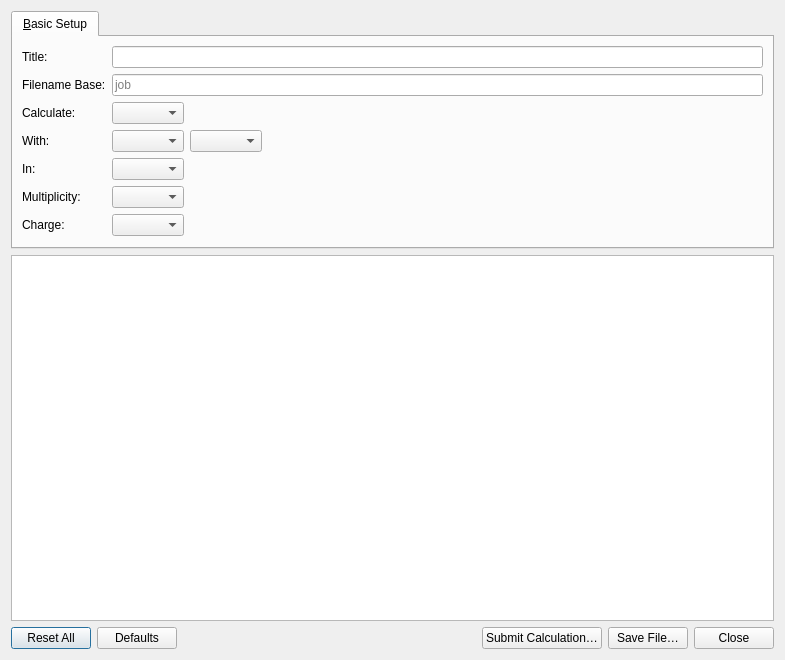
Above: avogadro/qtplugins/gamessinput/gamessinputdialog.ui from OpenChemistry/avogadrolibs before the change. Below: the same form after it.
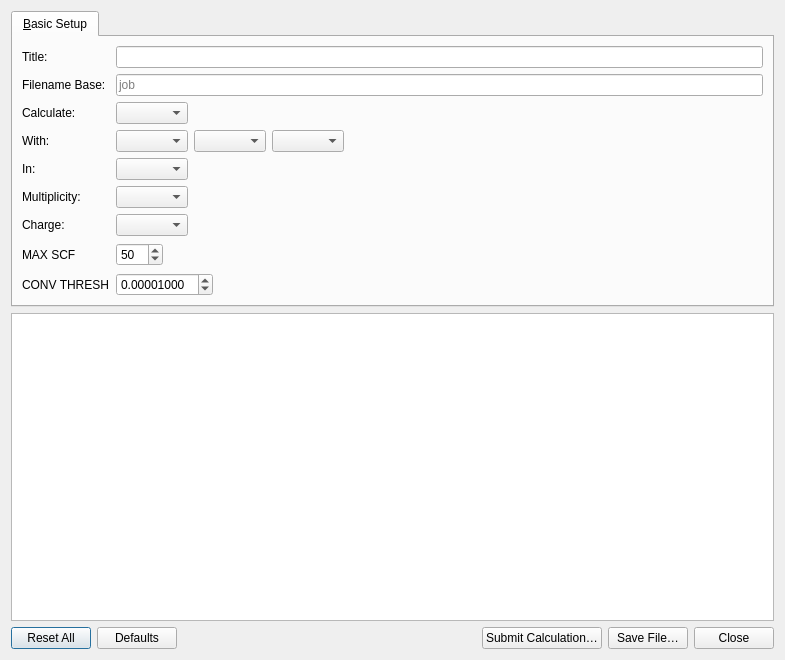
That is the form after the change.

Commit message:
Addressing review comments
Add option boxes for SCF convergence threshold and the maximum number of iterations
Add dispersion correction options and only enable them for DFT
Moving DFT things into their respective DFT group
Only enable dispersion correction if DFT is selected
Better defaults for calculations

Diff of the .ui file:
```diff
--- a/avogadro/qtplugins/gamessinput/gamessinputdialog.ui
+++ b/avogadro/qtplugins/gamessinput/gamessinputdialog.ui
@@ -67,6 +67,74 @@
          </property>
         </widget>
        </item>
+        <item row="7" column="0">
+        <widget class="QLabel" name="label_12">
+         <property name="text">
+          <string>MAX SCF</string>
+         </property>
+        </widget>
+       </item>
+       <item row="7" column="2">
+        <layout class="QHBoxLayout" name="horizontalLayout_29">
+         <item>
+          <widget class="QSpinBox" name="maxscfspinBox">
+           <property name="maximum">
+            <number>999</number>
+           </property>
+           <property name="value">
+            <number>50</number>
+           </property>
+          </widget>
+         </item>
+         <item>
+          <spacer name="horizontalSpacer_27">
+           <property name="orientation">
+            <enum>Qt::Horizontal</enum>
+           </property>
+           <property name="sizeHint" stdset="0">
+            <size>
+             <width>40</width>
+             <height>20</height>
+            </size>
+           </property>
+          </spacer>
+         </item>
+        </layout>
+       </item>
+        <item row="8" column="0">
+        <widget class="QLabel" name="label_13">
+         <property name="text">
+          <string>CONV THRESH</string>
+         </property>
+        </widget>
+       </item>
+       <item row="8" column="2">
+        <layout class="QHBoxLayout" name="horizontalLayout_25">
+         <item>
+          <widget class="QDoubleSpinBox" name="convergeSpinBox">
+           <property name="decimals">
+            <number>8</number>
+           </property>
+           <property name="value">
+            <double>0.000010000000000</double>
+           </property>
+          </widget>
+         </item>
+         <item>
+          <spacer name="horizontalSpacer_23">
+           <property name="orientation">
+            <enum>Qt::Horizontal</enum>
+           </property>
+           <property name="sizeHint" stdset="0">
+            <size>
+             <width>40</width>
+             <height>20</height>
+            </size>
+           </property>
+          </spacer>
+         </item>
+        </layout>
+       </item>
        <item row="5" column="0">
         <widget class="QLabel" name="label_5">
          <property name="text">
@@ -155,6 +223,13 @@
            </property>
           </widget>
          </item>
+         <item>
+          <widget class="QComboBox" name="DCVerCombo">
+           <property name="accessibleDescription">
+            <string notr="true"/>
+           </property>
+          </widget>
+         </item>
          <item>
           <spacer>
            <property name="orientation">
```
The commit also changes 2 other files.
